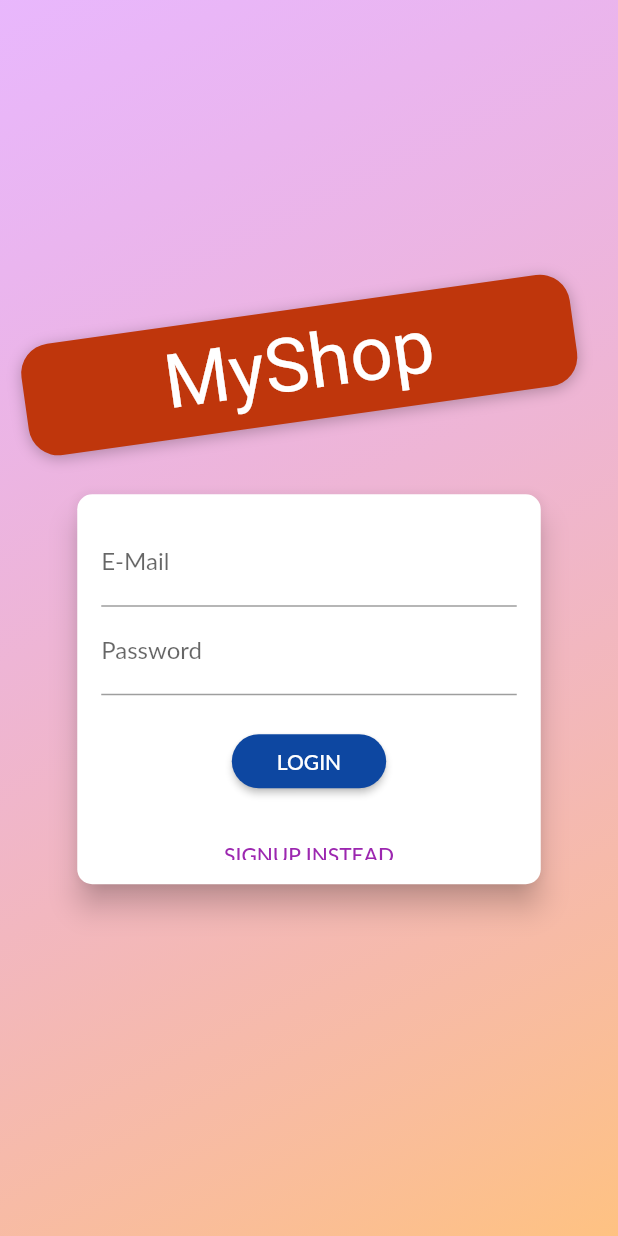
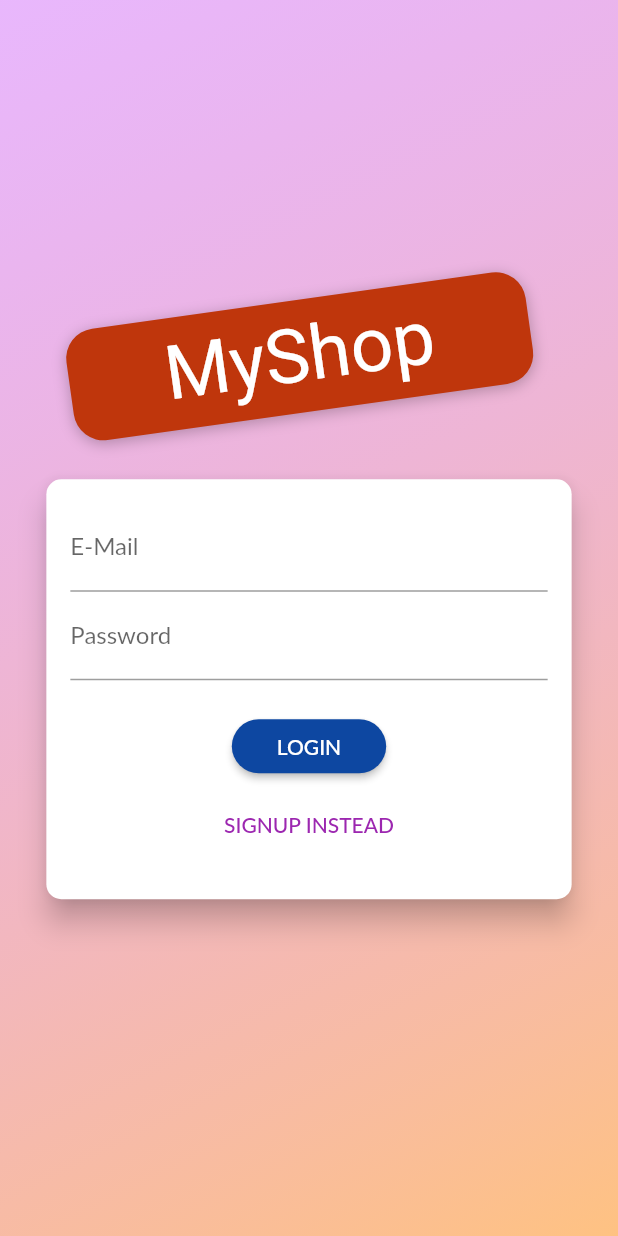
Before and after one commit to Aamir3118/shop_app, a Flutter app: the screen it shows after launch, on a phone screen of 412 x 824 dp. Run offline on Flutter 3.47's test engine with Material 2 defaults, Android fonts, the phone set to English and light mode, and no system bars; drawn by our look-alikes of delayed_display; our stand-ins replace shared_preferences, shimmer; Roboto replaces fonts that are missing (Anton, Lato).

```diff
--- a/lib/screens/auth_screen.dart
+++ b/lib/screens/auth_screen.dart
@@ -1,5 +1,6 @@
 import 'dart:math';
 
+import 'package:delayed_display/delayed_display.dart';
 import 'package:flutter/material.dart';
 import 'package:provider/provider.dart';
 import 'package:shop/Provider/auth.dart';
@@ -39,7 +40,9 @@ class AuthScreen extends StatelessWidget {
                   ),
                 ),
 
-                Container(
+                Padding(
+                  padding: const EdgeInsets.all(8.0),
+                  child: Container(
                     height: deviceSize.height,
                     width: deviceSize.width,
                     child: Column(
@@ -47,10 +50,14 @@ class AuthScreen extends StatelessWidget {
                       crossAxisAlignment: CrossAxisAlignment.center,
                       children: <Widget>[
                         Flexible(
+                          child: DelayedDisplay(
+                            delay: Duration(seconds: 1),
+                            slidingCurve: Curves.bounceIn,
                             child: Container(
+                              //height: 200,
                               margin: EdgeInsets.only(bottom: 20.0),
                               padding: EdgeInsets.symmetric(
-                              vertical: 8.0, horizontal: 94.0),
+                                  vertical: 8.0, horizontal: 64.0),
                               transform: Matrix4.rotationZ(-8 * pi / 180)
                                 ..translate(-10.0),
                               // ..translate(-10.0),
@@ -65,6 +72,7 @@ class AuthScreen extends StatelessWidget {
                                   )
                                 ],
                               ),
+                              child: FittedBox(
                                 child: Text(
                                   'MyShop',
                                   style: TextStyle(
@@ -79,11 +87,15 @@ class AuthScreen extends StatelessWidget {
                                 ),
                               ),
                             ),
-                      Flexible(
-                        flex: deviceSize.width > 600 ? 2 : 1,
-                        child: AuthCard(),
                           ),
+                        ),
+                        //Flexible(
+                        //flex: deviceSize.width > 600 ? 2 : 1,
+                        //child:
+                        AuthCard(),
+                        //),
                       ],
+                    ),
                   ),
                 ),
 
@@ -102,7 +114,7 @@ class AuthCard extends StatefulWidget {
   _AuthCardState createState() => _AuthCardState();
 }
 
-class _AuthCardState extends State<AuthCard> {
+class _AuthCardState extends State<AuthCard> with TickerProviderStateMixin {
   final GlobalKey<FormState> _formKey = GlobalKey();
   AuthMode _authMode = AuthMode.Login;
   Map<String, String> _authData = {
@@ -111,6 +123,45 @@ class _AuthCardState extends State<AuthCard> {
   };
   var _isLoading = false;
   final _passwordController = TextEditingController();
+  AnimationController? _controller;
+  AnimationController? _cardController;
+  Animation<Offset>? _slideTransition;
+  Animation<double>? _opacity;
+  @override
+  void initState() {
+    super.initState();
+    _controller = AnimationController(
+      vsync: this,
+      duration: Duration(
+        milliseconds: 300,
+      ),
+    );
+    _cardController = AnimationController(
+      vsync: this,
+      duration: Duration(
+        milliseconds: 300,
+      ),
+    );
+
+    _slideTransition =
+        Tween<Offset>(begin: Offset(0, -1.5), end: Offset(0, 0)).animate(
+      CurvedAnimation(
+        parent: _controller!,
+        curve: Curves.easeIn,
+      ),
+    );
+    _opacity = Tween(begin: 0.0, end: 1.0)
+        .animate(CurvedAnimation(parent: _controller!, curve: Curves.easeIn));
+
+    //_heightAnimation!.addListener(() => setState(() {}));
+
+    @override
+    void dispose() {
+      //_controller!.dispose();
+      super.dispose();
+    }
+  }
+
   void _showErrorDialog(String message) {
     showDialog(
       context: context,
@@ -180,27 +231,38 @@ class _AuthCardState extends State<AuthCard> {
       setState(() {
         _authMode = AuthMode.Signup;
       });
+      _controller!.forward();
     } else {
       setState(() {
         _authMode = AuthMode.Login;
       });
+      _controller!.reverse();
     }
   }
 
   @override
   Widget build(BuildContext context) {
     final deviceSize = MediaQuery.of(context).size;
-    return Card(
+    return DelayedDisplay(
+      delay: Duration(seconds: 2),
+      slidingCurve: Curves.easeIn,
+      child: Card(
         shape: RoundedRectangleBorder(
           borderRadius: BorderRadius.circular(10.0),
         ),
         elevation: 8.0,
-      child: Container(
-        height: _authMode == AuthMode.Signup ? 450 : 260,
+        child: AnimatedContainer(
+          duration: Duration(milliseconds: 300),
+          curve: Curves.easeIn,
+          height: _authMode == AuthMode.Signup ? 340 : 280,
+          //height: _heightAnimation!.value.height,
           constraints:
-            BoxConstraints(minHeight: _authMode == AuthMode.Signup ? 450 : 260),
-        width: deviceSize.width * 0.75,
+              BoxConstraints(minHeight: _authMode == AuthMode.Signup ? 340 : 280
+                  //minHeight: _heightAnimation!.value.height,
+                  ),
+          width: deviceSize.width * 0.85,
           padding: EdgeInsets.all(16.0),
+
           child: Form(
             key: _formKey,
             child: SingleChildScrollView(
@@ -232,10 +294,21 @@ class _AuthCardState extends State<AuthCard> {
                       _authData['password'] = value!;
                     },
                   ),
-                if (_authMode == AuthMode.Signup)
-                  TextFormField(
+                  //if (_authMode == AuthMode.Signup)
+                  AnimatedContainer(
+                    constraints: BoxConstraints(
+                        minHeight: _authMode == AuthMode.Signup ? 60 : 0,
+                        maxHeight: _authMode == AuthMode.Signup ? 120 : 0),
+                    duration: Duration(milliseconds: 300),
+                    curve: Curves.easeIn,
+                    child: FadeTransition(
+                      opacity: _opacity!,
+                      child: SlideTransition(
+                        position: _slideTransition!,
+                        child: TextFormField(
                           enabled: _authMode == AuthMode.Signup,
-                    decoration: InputDecoration(labelText: 'Confirm Password'),
+                          decoration:
+                              InputDecoration(labelText: 'Confirm Password'),
                           obscureText: true,
                           validator: _authMode == AuthMode.Signup
                               ? (value) {
@@ -245,6 +318,9 @@ class _AuthCardState extends State<AuthCard> {
                                 }
                               : null,
                         ),
+                      ),
+                    ),
+                  ),
                   SizedBox(
                     height: 20,
                   ),
@@ -252,8 +328,8 @@ class _AuthCardState extends State<AuthCard> {
                     CircularProgressIndicator()
                   else
                     RaisedButton(
-                    child:
-                        Text(_authMode == AuthMode.Login ? 'LOGIN' : 'SIGN UP'),
+                      child: Text(
+                          _authMode == AuthMode.Login ? 'LOGIN' : 'SIGN UP'),
                       onPressed: () {
                         _submit();
                         FocusScope.of(context).unfocus();
@@ -265,16 +341,18 @@ class _AuthCardState extends State<AuthCard> {
                       padding:
                           EdgeInsets.symmetric(horizontal: 30.0, vertical: 8.0),
                       color: Colors.blue.shade900,
-                    textColor: Theme.of(context).primaryTextTheme.button!.color,
+                      textColor:
+                          Theme.of(context).primaryTextTheme.button!.color,
                     ),
                   SizedBox(
-                  height: 20,
+                    height: 10,
                   ),
                   FlatButton(
                     child: Text(
                         '${_authMode == AuthMode.Login ? 'SIGNUP' : 'LOGIN'} INSTEAD'),
                     onPressed: _switchAuthMode,
-                  padding: EdgeInsets.symmetric(horizontal: 30.0, vertical: 4),
+                    padding:
+                        EdgeInsets.symmetric(horizontal: 30.0, vertical: 4),
                     materialTapTargetSize: MaterialTapTargetSize.shrinkWrap,
                     textColor: Theme.of(context).colorScheme.primary,
                   ),
@@ -283,6 +361,7 @@ class _AuthCardState extends State<AuthCard> {
             ),
           ),
         ),
+      ),
     );
   }
 }
--- a/lib/screens/product_detail_screen.dart
+++ b/lib/screens/product_detail_screen.dart
@@ -28,9 +28,12 @@ class ProductDetailScreen extends StatelessWidget {
               child: Container(
                 height: 300,
                 width: double.infinity,
-                child: Image.network(
-                  loadedProduct.imageUrl,
-                  fit: BoxFit.fitHeight,
+                child: Hero(
+                  tag: loadedProduct.id,
+                  child: Image.network(
+                    loadedProduct.imageUrl,
+                    fit: BoxFit.cover,
+                  ),
                 ),
               ),
             ),
--- a/lib/widgets/order_items.dart
+++ b/lib/widgets/order_items.dart
@@ -17,14 +17,19 @@ class _OrderItemState extends State<OrderItem> {
   var _expanded = false;
   @override
   Widget build(BuildContext context) {
-    return Card(
+    return AnimatedContainer(
+      duration: Duration(milliseconds: 400),
+      height:
+          _expanded ? min(widget.order.products.length * 20 + 130, 200) : 125,
+      child: SingleChildScrollView(
+        child: Card(
           margin: EdgeInsets.all(20),
           child: Column(
             children: [
               ListTile(
                 title: Text(('\$${widget.order.amount.toStringAsFixed(2)}')),
-            subtitle:
-                Text(DateFormat('dd/MM/yyyy').format(widget.order.dateTime)),
+                subtitle: Text(
+                    DateFormat('dd/MM/yyyy').format(widget.order.dateTime)),
                 trailing: IconButton(
                   icon: Icon(_expanded ? Icons.expand_less : Icons.expand_more),
                   onPressed: () {
@@ -34,10 +39,12 @@ class _OrderItemState extends State<OrderItem> {
                   },
                 ),
               ),
-          if (_expanded)
-            Container(
+              AnimatedContainer(
+                duration: Duration(milliseconds: 400),
                 padding: EdgeInsets.symmetric(horizontal: 15, vertical: 4),
-              height: min(widget.order.products.length * 20 + 10, 180),
+                height: _expanded
+                    ? min(widget.order.products.length * 20 + 10, 100)
+                    : 0,
                 child: ListView(
                   children: widget.order.products
                       .map((prod) => Row(
@@ -59,8 +66,10 @@ class _OrderItemState extends State<OrderItem> {
                           ))
                       .toList(),
                 ),
-            )
+              ),
             ],
+          ),
+        ),
       ),
     );
   }
--- a/lib/widgets/product_item.dart
+++ b/lib/widgets/product_item.dart
@@ -24,6 +24,8 @@ class ProductItem extends StatelessWidget {
           },
           child: Padding(
             padding: const EdgeInsets.only(top: 0),
+            child: Hero(
+              tag: myproducts.id,
               child: Container(
                   decoration: BoxDecoration(
                 image: DecorationImage(
@@ -35,6 +37,7 @@ class ProductItem extends StatelessWidget {
                     //fit: BoxFit.cover,
                     ),
               )),
+            ),
           ),
         ),
         footer: SingleChildScrollView(
--- a/pubspec.yaml
+++ b/pubspec.yaml
@@ -38,6 +38,7 @@ dependencies:
   shimmer: ^2.0.0
   http: ^0.13.4
   shared_preferences: ^2.0.15
+  delayed_display: ^2.0.0
 
 dev_dependencies:
   flutter_test:
```
Also changed, not shown: pubspec.lock. Lines whose indentation alone changed are shown as unchanged.
